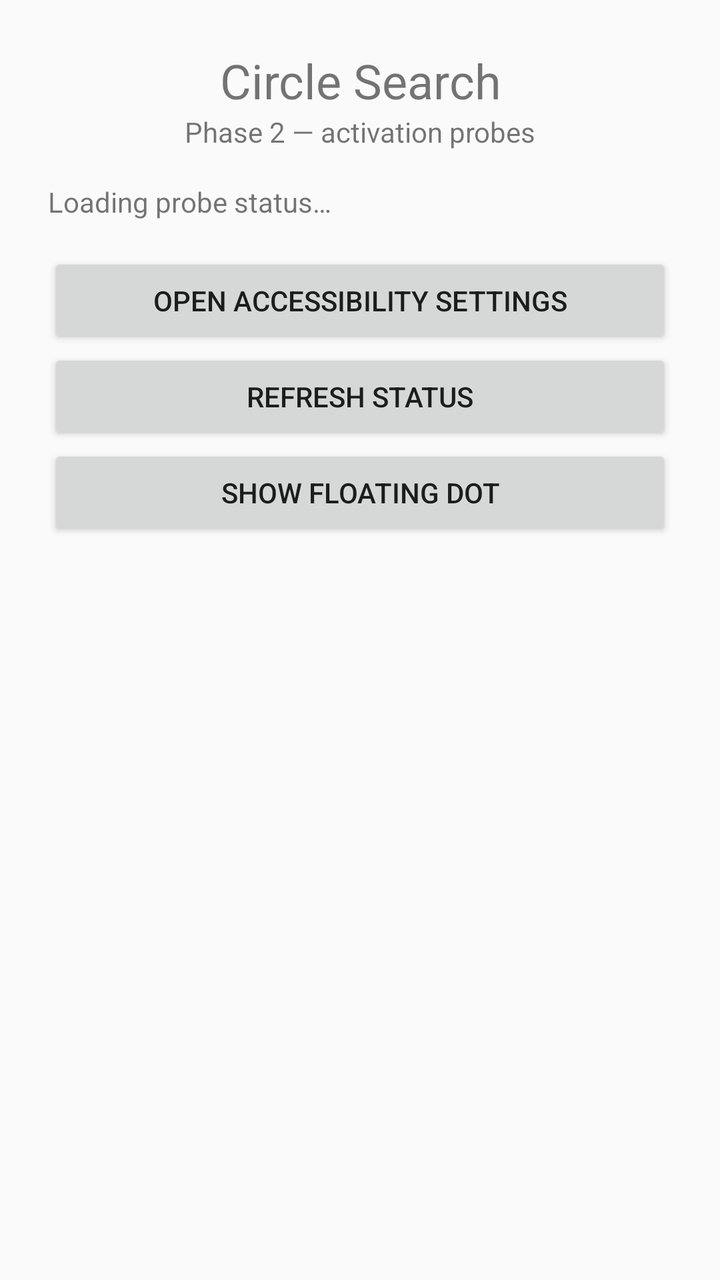
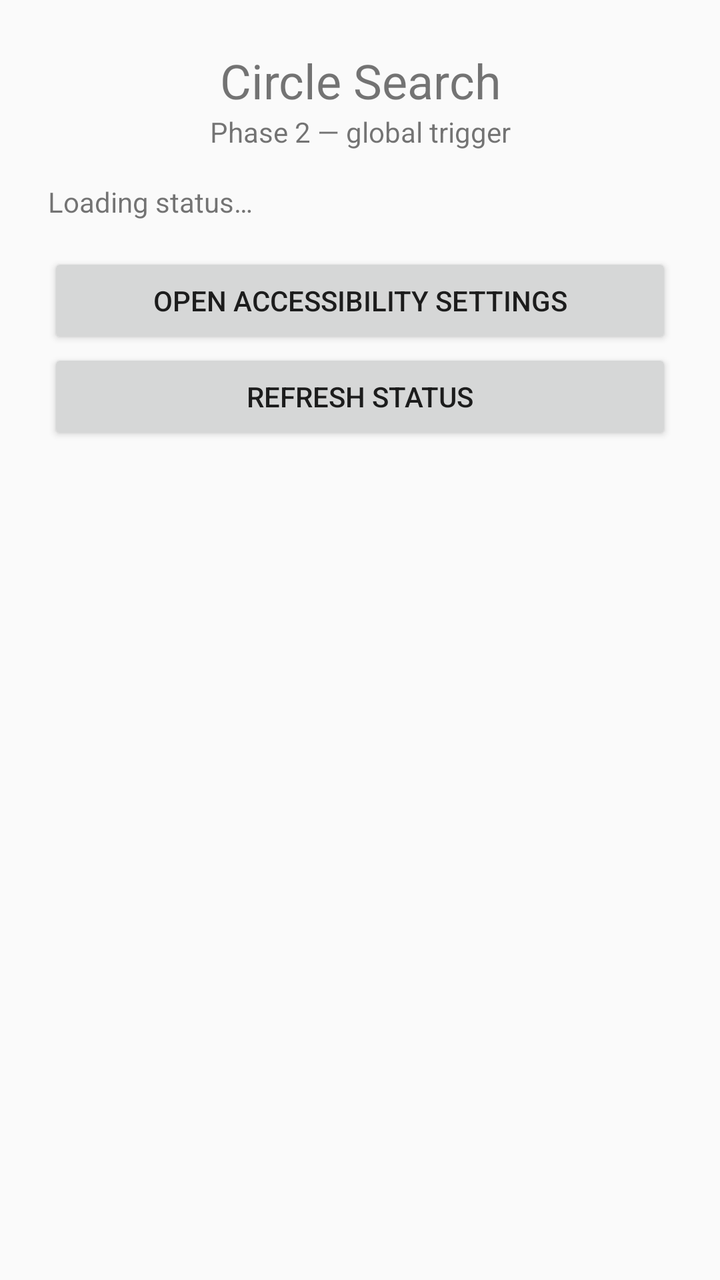

Compare the two renders of this Android layout. The source of the first and the diff that turns it into the second are given below.
<!-- AndroidManifest.xml: application theme android:Theme.Material.Light.NoActionBar -->
<!-- res/layout/activity_main.xml -->
<?xml version="1.0" encoding="utf-8"?>
<ScrollView xmlns:android="http://schemas.android.com/apk/res/android"
    android:layout_width="match_parent"
    android:layout_height="match_parent">

    <LinearLayout
        android:layout_width="match_parent"
        android:layout_height="wrap_content"
        android:orientation="vertical"
        android:padding="24dp">

        <TextView
            android:layout_width="match_parent"
            android:layout_height="wrap_content"
            android:gravity="center_horizontal"
            android:text="@string/app_name"
            android:textSize="24sp" />

        <TextView
            android:layout_width="match_parent"
            android:layout_height="wrap_content"
            android:gravity="center_horizontal"
            android:text="@string/phase_label" />

        <TextView
            android:id="@+id/probe_status"
            android:layout_width="match_parent"
            android:layout_height="wrap_content"
            android:layout_marginTop="16dp"
            android:text="@string/probe_status_placeholder" />

        <Button
            android:id="@+id/btn_open_settings"
            android:layout_width="match_parent"
            android:layout_height="wrap_content"
            android:layout_marginTop="16dp"
            android:text="@string/btn_open_settings" />

        <Button
            android:id="@+id/btn_refresh"
            android:layout_width="match_parent"
            android:layout_height="wrap_content"
            android:text="@string/btn_refresh" />

        <Button
            android:id="@+id/btn_show_dot"
            android:layout_width="match_parent"
            android:layout_height="wrap_content"
            android:text="@string/btn_show_dot" />

    </LinearLayout>

</ScrollView>
<!-- resources referenced by this layout -->
<resources>
  <string name="app_name">Circle Search</string>
  <string name="btn_open_settings">Open accessibility settings</string>
  <string name="btn_refresh">Refresh status</string>
  <string name="btn_show_dot">Show floating dot</string>
  <string name="phase_label">Phase 2 — activation probes</string>
  <string name="probe_status_placeholder">Loading probe status…</string>
</resources>

<!-- the commit's change to res/layout/activity_main.xml (unified diff, before → after) -->
@@ -42,12 +42,6 @@
             android:layout_height="wrap_content"
             android:text="@string/btn_refresh" />
 
-        <Button
-            android:id="@+id/btn_show_dot"
-            android:layout_width="match_parent"
-            android:layout_height="wrap_content"
-            android:text="@string/btn_show_dot" />
-
     </LinearLayout>
 
 </ScrollView>
<!-- resource entries referenced after the edit -->
@@ -3,8 +3,7 @@
   <string name="app_name">Circle Search</string>
   <string name="btn_open_settings">Open accessibility settings</string>
   <string name="btn_refresh">Refresh status</string>
-  <string name="btn_show_dot">Show floating dot</string>
-  <string name="phase_label">Phase 2 — activation probes</string>
-  <string name="probe_status_placeholder">Loading probe status…</string>
+  <string name="phase_label">Phase 2 — global trigger</string>
+  <string name="probe_status_placeholder">Loading status…</string>
 </resources>
 
